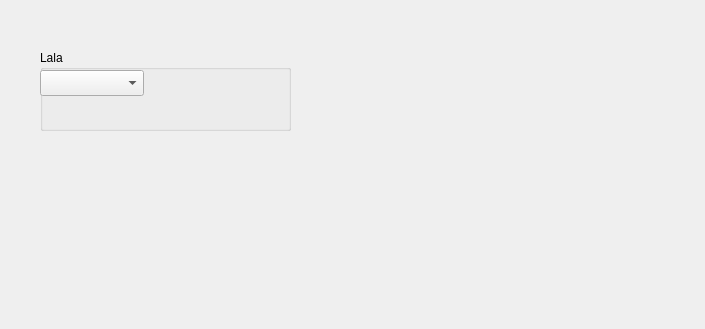
The window that QtDesigner_workspace/Example.ui (SunHaozhe/AAI) describes before a commit, drawn with Qt 5.
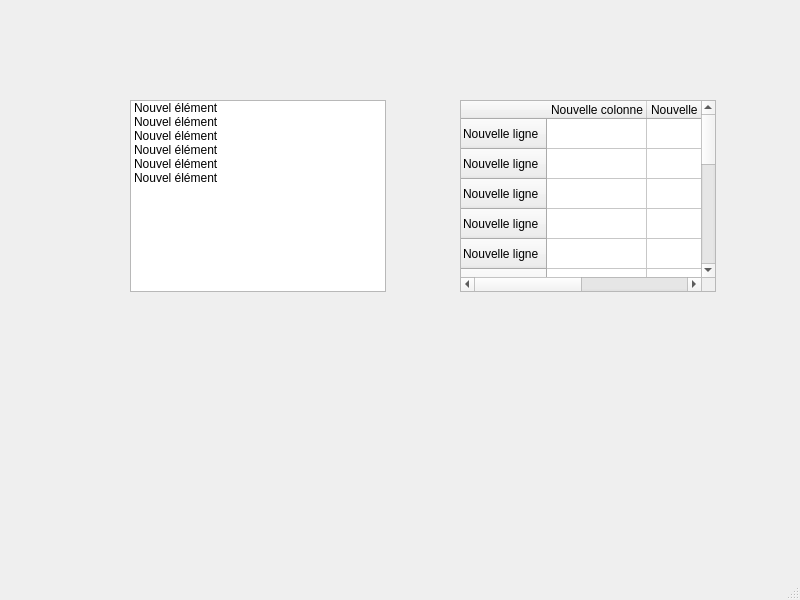
The same window after the commit.

Commit message: grid layout version 2

Diff of the .ui file:
```diff
--- a/QtDesigner_workspace/Example.ui
+++ b/QtDesigner_workspace/Example.ui
@@ -1,41 +1,166 @@
 <?xml version="1.0" encoding="UTF-8"?>
 <ui version="4.0">
- <class>Form</class>
- <widget class="QWidget" name="Form">
+ <class>MainWindow</class>
+ <widget class="QMainWindow" name="MainWindow">
   <property name="geometry">
    <rect>
     <x>0</x>
     <y>0</y>
-    <width>705</width>
-    <height>329</height>
+    <width>800</width>
+    <height>600</height>
    </rect>
   </property>
   <property name="windowTitle">
    <string>Form</string>
   </property>
-  <widget class="QGroupBox" name="groupBox">
+  <widget class="QWidget" name="centralwidget">
+   <widget class="QListWidget" name="listWidget">
+    <property name="geometry">
+     <rect>
+      <x>130</x>
+      <y>100</y>
+      <width>256</width>
+      <height>192</height>
+     </rect>
+    </property>
+    <item>
+     <property name="text">
+      <string>Nouvel élément</string>
+     </property>
+    </item>
+    <item>
+     <property name="text">
+      <string>Nouvel élément</string>
+     </property>
+    </item>
+    <item>
+     <property name="text">
+      <string>Nouvel élément</string>
+     </property>
+    </item>
+    <item>
+     <property name="text">
+      <string>Nouvel élément</string>
+     </property>
+    </item>
+    <item>
+     <property name="text">
+      <string>Nouvel élément</string>
+     </property>
+    </item>
+    <item>
+     <property name="text">
+      <string>Nouvel élément</string>
+     </property>
+    </item>
+   </widget>
+   <widget class="QTableWidget" name="tableWidget">
+    <property name="geometry">
+     <rect>
+      <x>460</x>
+      <y>100</y>
+      <width>256</width>
+      <height>192</height>
+     </rect>
+    </property>
+    <row>
+     <property name="text">
+      <string>Nouvelle ligne</string>
+     </property>
+    </row>
+    <row>
+     <property name="text">
+      <string>Nouvelle ligne</string>
+     </property>
+    </row>
+    <row>
+     <property name="text">
+      <string>Nouvelle ligne</string>
+     </property>
+    </row>
+    <row>
+     <property name="text">
+      <string>Nouvelle ligne</string>
+     </property>
+    </row>
+    <row>
+     <property name="text">
+      <string>Nouvelle ligne</string>
+     </property>
+    </row>
+    <row>
+     <property name="text">
+      <string>Nouvelle ligne</string>
+     </property>
+    </row>
+    <row>
+     <property name="text">
+      <string>Nouvelle ligne</string>
+     </property>
+    </row>
+    <row>
+     <property name="text">
+      <string>Nouvelle ligne</string>
+     </property>
+    </row>
+    <row>
+     <property name="text">
+      <string>Nouvelle ligne</string>
+     </property>
+    </row>
+    <row>
+     <property name="text">
+      <string>Nouvelle ligne</string>
+     </property>
+    </row>
+    <row>
+     <property name="text">
+      <string>Nouvelle ligne</string>
+     </property>
+    </row>
+    <row>
+     <property name="text">
+      <string>Nouvelle ligne</string>
+     </property>
+    </row>
+    <row>
+     <property name="text">
+      <string>Nouvelle ligne</string>
+     </property>
+    </row>
+    <row>
+     <property name="text">
+      <string>Nouvelle ligne</string>
+     </property>
+    </row>
+    <row>
+     <property name="text">
+      <string>Nouvelle ligne</string>
+     </property>
+    </row>
+    <column>
+     <property name="text">
+      <string>Nouvelle colonne</string>
+     </property>
+    </column>
+    <column>
+     <property name="text">
+      <string>Nouvelle colonne</string>
+     </property>
+    </column>
+   </widget>
+  </widget>
+  <widget class="QMenuBar" name="menubar">
    <property name="geometry">
     <rect>
-     <x>40</x>
-     <y>50</y>
-     <width>251</width>
-     <height>81</height>
+     <x>0</x>
+     <y>0</y>
+     <width>800</width>
+     <height>22</height>
     </rect>
    </property>
-   <property name="title">
-    <string>Lala</string>
-   </property>
-   <widget class="QComboBox" name="comboBox">
-    <property name="geometry">
-     <rect>
-      <x>0</x>
-      <y>20</y>
-      <width>104</width>
-      <height>26</height>
-     </rect>
-    </property>
-   </widget>
   </widget>
+  <widget class="QStatusBar" name="statusbar"/>
  </widget>
  <resources/>
  <connections/>
```
Left out of the diff: 2 changed lines with no effect on the pictures. The commit also changes 3 other files.
